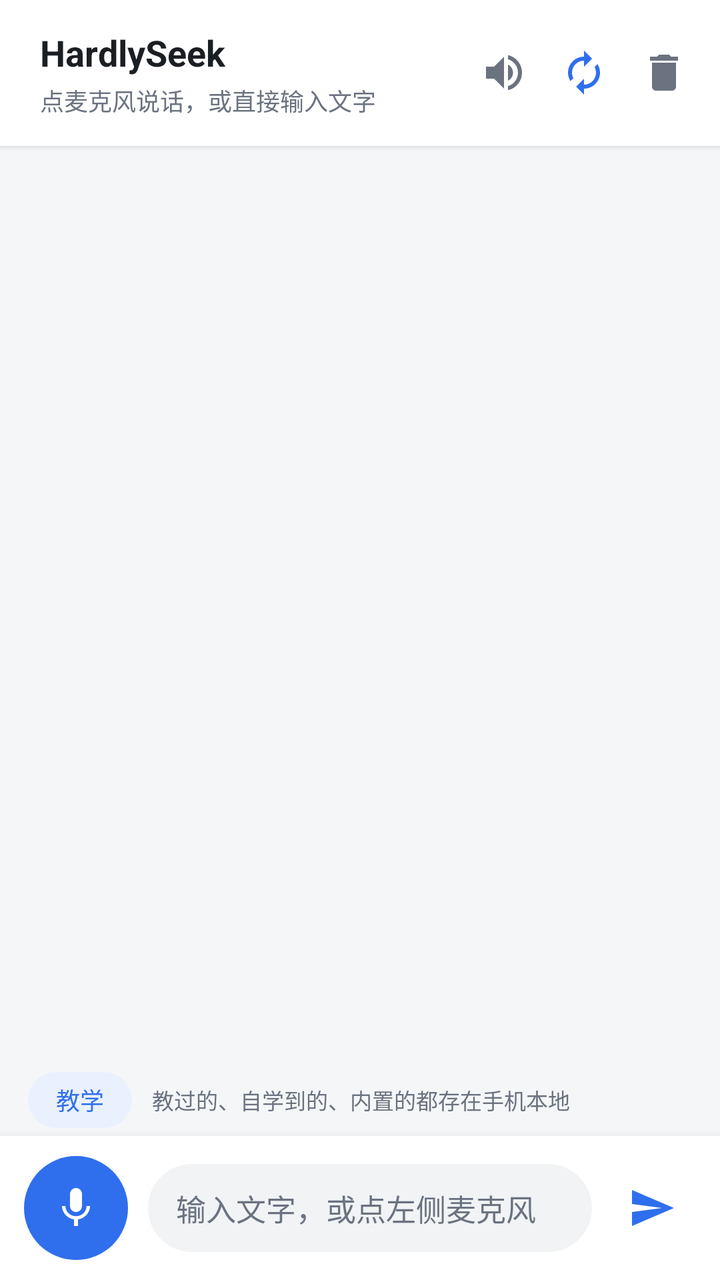
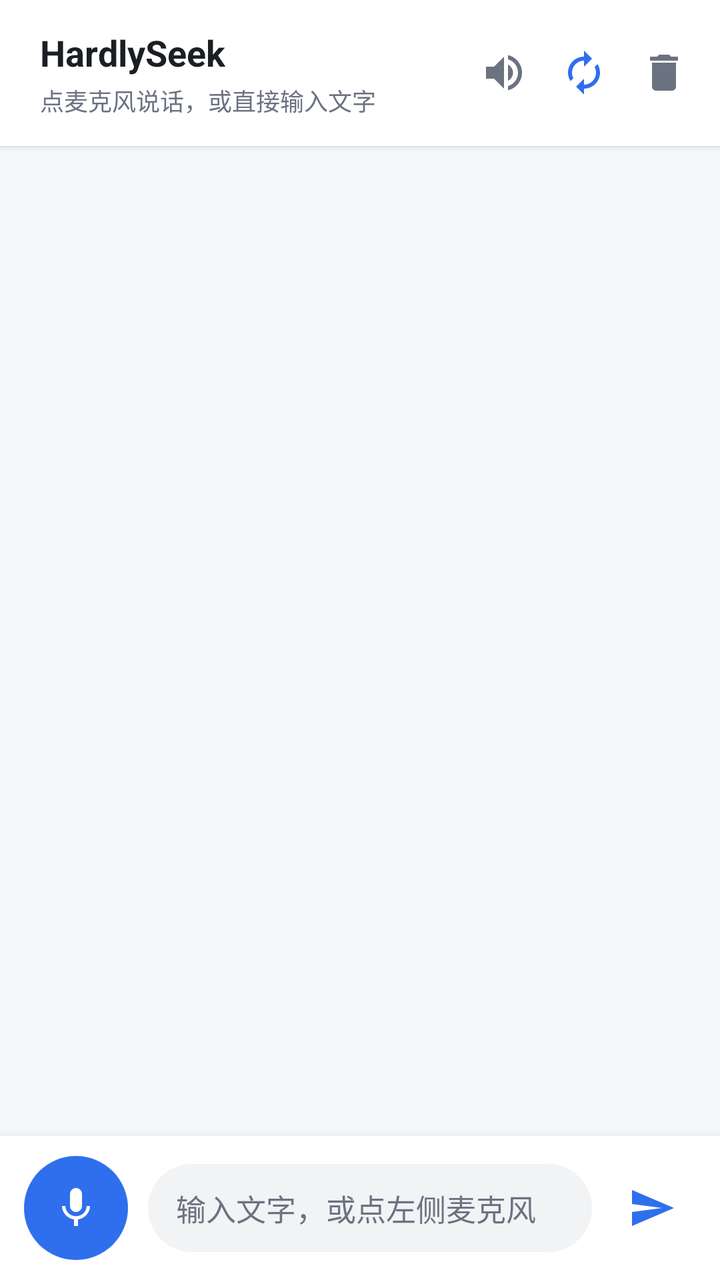

Screens rendered from an Android XML layout before and after an edit, with the pre-edit source and the edit as a unified diff.
<!-- AndroidManifest.xml: application theme Theme.VoiceAssistant -->
<!-- res/layout/chat_fragment.xml -->
<?xml version="1.0" encoding="utf-8"?>
<LinearLayout xmlns:android="http://schemas.android.com/apk/res/android"
    xmlns:app="http://schemas.android.com/apk/res-auto"
    android:id="@+id/chatRoot"
    android:layout_width="match_parent"
    android:layout_height="match_parent"
    android:background="@color/bg_app"
    android:orientation="vertical">

    
    <LinearLayout
        android:id="@+id/headerBar"
        android:layout_width="match_parent"
        android:layout_height="wrap_content"
        android:background="@color/surface"
        android:elevation="2dp"
        android:gravity="center_vertical"
        android:orientation="horizontal"
        android:paddingStart="20dp"
        android:paddingTop="14dp"
        android:paddingEnd="8dp"
        android:paddingBottom="14dp">

        <LinearLayout
            android:layout_width="0dp"
            android:layout_height="wrap_content"
            android:layout_weight="1"
            android:orientation="vertical">

            <TextView
                android:id="@+id/tvTitle"
                android:layout_width="wrap_content"
                android:layout_height="wrap_content"
                android:text="@string/app_name"
                android:textColor="@color/text_primary"
                android:textSize="18sp"
                android:textStyle="bold" />

            <TextView
                android:id="@+id/tvStatus"
                android:layout_width="match_parent"
                android:layout_height="wrap_content"
                android:layout_marginTop="3dp"
                android:ellipsize="end"
                android:maxLines="1"
                android:text="@string/status_idle"
                android:textColor="@color/text_secondary"
                android:textSize="12sp" />
        </LinearLayout>

        <ImageButton
            android:id="@+id/btnMute"
            android:layout_width="40dp"
            android:layout_height="40dp"
            android:background="?attr/selectableItemBackgroundBorderless"
            android:contentDescription="@string/desc_mute"
            android:padding="8dp"
            android:src="@drawable/ic_volume_on"
            app:tint="@color/text_secondary" />

        <ImageButton
            android:id="@+id/btnContinuous"
            android:layout_width="40dp"
            android:layout_height="40dp"
            android:background="?attr/selectableItemBackgroundBorderless"
            android:contentDescription="@string/desc_continuous_on"
            android:padding="8dp"
            android:src="@drawable/ic_repeat"
            app:tint="@color/brand_primary" />

        <ImageButton
            android:id="@+id/btnClear"
            android:layout_width="40dp"
            android:layout_height="40dp"
            android:background="?attr/selectableItemBackgroundBorderless"
            android:contentDescription="@string/desc_clear"
            android:padding="8dp"
            android:src="@drawable/ic_delete"
            app:tint="@color/text_secondary" />
    </LinearLayout>

    
    <androidx.recyclerview.widget.RecyclerView
        android:id="@+id/rvMessages"
        android:layout_width="match_parent"
        android:layout_height="0dp"
        android:layout_weight="1"
        android:clipToPadding="false"
        android:paddingStart="12dp"
        android:paddingTop="12dp"
        android:paddingEnd="12dp"
        android:paddingBottom="8dp"
        android:scrollbars="none" />

    
    <LinearLayout
        android:id="@+id/teachBar"
        android:layout_width="match_parent"
        android:layout_height="wrap_content"
        android:gravity="center_vertical"
        android:orientation="horizontal"
        android:paddingStart="14dp"
        android:paddingTop="2dp"
        android:paddingEnd="14dp"
        android:paddingBottom="4dp">

        <TextView
            android:id="@+id/btnTeach"
            android:layout_width="wrap_content"
            android:layout_height="28dp"
            android:background="@drawable/bg_chip"
            android:clickable="true"
            android:focusable="true"
            android:gravity="center"
            android:paddingStart="14dp"
            android:paddingEnd="14dp"
            android:text="@string/teach_action"
            android:textColor="@color/brand_primary"
            android:textSize="12sp" />

        <TextView
            android:id="@+id/tvTeachHint"
            android:layout_width="0dp"
            android:layout_height="wrap_content"
            android:layout_marginStart="10dp"
            android:layout_weight="1"
            android:ellipsize="end"
            android:maxLines="1"
            android:text="@string/features_memory_hint"
            android:textColor="@color/text_secondary"
            android:textSize="11sp" />
    </LinearLayout>

    
    <LinearLayout
        android:id="@+id/inputBar"
        android:layout_width="match_parent"
        android:layout_height="wrap_content"
        android:background="@color/surface"
        android:elevation="8dp"
        android:gravity="center_vertical"
        android:orientation="horizontal"
        android:paddingStart="12dp"
        android:paddingTop="10dp"
        android:paddingEnd="12dp"
        android:paddingBottom="10dp">

        <ImageButton
            android:id="@+id/btnMic"
            android:layout_width="52dp"
            android:layout_height="52dp"
            android:background="@drawable/bg_mic_button"
            android:contentDescription="@string/desc_mic"
            android:padding="14dp"
            android:src="@drawable/ic_mic"
            app:tint="@color/white" />

        <EditText
            android:id="@+id/etInput"
            android:layout_width="0dp"
            android:layout_height="44dp"
            android:layout_marginStart="10dp"
            android:layout_marginEnd="8dp"
            android:layout_weight="1"
            android:background="@drawable/bg_input"
            android:hint="@string/hint_input"
            android:importantForAutofill="no"
            android:inputType="textMultiLine|textCapSentences"
            android:maxLines="4"
            android:paddingStart="14dp"
            android:paddingEnd="14dp"
            android:textColor="@color/text_primary"
            android:textColorHint="@color/text_secondary"
            android:textSize="15sp" />

        <ImageButton
            android:id="@+id/btnSend"
            android:layout_width="44dp"
            android:layout_height="44dp"
            android:background="?attr/selectableItemBackgroundBorderless"
            android:contentDescription="@string/desc_send"
            android:padding="10dp"
            android:src="@drawable/ic_send"
            app:tint="@color/brand_primary" />
    </LinearLayout>

</LinearLayout>
<!-- resources referenced by this layout -->
<resources>
  <color name="bg_app">#F5F6F8</color>
  <color name="brand_primary">#2F6FED</color>
  <color name="surface">#FFFFFFFF</color>
  <color name="text_primary">#1B1F24</color>
  <color name="text_secondary">#6B7280</color>
  <color name="white">#FFFFFFFF</color>
  <!-- drawable bg_chip (drawable) -->
  <?xml version="1.0" encoding="utf-8"?>
  <shape xmlns:android="http://schemas.android.com/apk/res/android"
      android:shape="rectangle">
      <solid android:color="@color/chip_bg" />
      <corners android:radius="999dp" />
  </shape>
  <!-- drawable bg_input (drawable) -->
  <?xml version="1.0" encoding="utf-8"?>
  <shape xmlns:android="http://schemas.android.com/apk/res/android"
      android:shape="rectangle">
      <solid android:color="@color/input_bg" />
      <corners android:radius="22dp" />
  </shape>
  <!-- drawable bg_mic_button (drawable) -->
  <?xml version="1.0" encoding="utf-8"?>
  <ripple xmlns:android="http://schemas.android.com/apk/res/android"
      android:color="#33FFFFFF">
      <item>
          <shape android:shape="oval">
              <solid android:color="@color/brand_primary" />
          </shape>
      </item>
  </ripple>
  <!-- drawable ic_delete (drawable) -->
  <vector xmlns:android="http://schemas.android.com/apk/res/android"
      android:width="24dp"
      android:height="24dp"
      android:viewportWidth="24"
      android:viewportHeight="24"
      android:tint="?attr/colorControlNormal">
      <path
          android:fillColor="@android:color/white"
          android:pathData="M6,19c0,1.1 0.9,2 2,2h8c1.1,0 2,-0.9 2,-2V7H6v12zM19,4h-3.5l-1,-1h-5l-1,1H5v2h14V4z" />
  </vector>
  <!-- drawable ic_mic (drawable) -->
  <vector xmlns:android="http://schemas.android.com/apk/res/android"
      android:width="24dp"
      android:height="24dp"
      android:viewportWidth="24"
      android:viewportHeight="24"
      android:tint="?attr/colorControlNormal">
      <path
          android:fillColor="@android:color/white"
          android:pathData="M12,14c1.66,0 2.99,-1.34 2.99,-3L15,5c0,-1.66 -1.34,-3 -3,-3S9,3.34 9,5v6c0,1.66 1.34,3 3,3zM17.3,11c0,3 -2.54,5.1 -5.3,5.1S6.7,14 6.7,11L5,11c0,3.41 2.72,6.23 6,6.72L11,21h2v-3.28c3.28,-0.48 6,-3.3 6,-6.72h-1.7z" />
  </vector>
  <!-- drawable ic_send (drawable) -->
  <vector xmlns:android="http://schemas.android.com/apk/res/android"
      android:width="24dp"
      android:height="24dp"
      android:viewportWidth="24"
      android:viewportHeight="24"
      android:tint="?attr/colorControlNormal">
      <path
          android:fillColor="@android:color/white"
          android:pathData="M2.01,21L23,12 2.01,3 2,10l15,2 -15,2z" />
  </vector>
  <!-- drawable ic_volume_on (drawable) -->
  <vector xmlns:android="http://schemas.android.com/apk/res/android"
      android:width="24dp"
      android:height="24dp"
      android:viewportWidth="24"
      android:viewportHeight="24"
      android:tint="?attr/colorControlNormal">
      <path
          android:fillColor="@android:color/white"
          android:pathData="M3,9v6h4l5,5V4L7,9H3zM16.5,12c0,-1.77 -1.02,-3.29 -2.5,-4.03v8.05c1.48,-0.73 2.5,-2.25 2.5,-4.02zM14,3.23v2.06c2.89,0.86 5,3.54 5,6.71s-2.11,5.85 -5,6.71v2.06c4.01,-0.91 7,-4.49 7,-8.77s-2.99,-7.86 -7,-8.77z" />
  </vector>
  <string name="app_name">HardlySeek</string>
  <string name="desc_clear">清空对话</string>
  <string name="desc_continuous_on">连续对话：已开启</string>
  <string name="desc_mic">语音输入</string>
  <string name="desc_mute">语音播报开关</string>
  <string name="desc_send">发送</string>
  <string name="features_memory_hint">教过的、自学到的、内置的都存在手机本地</string>
  <string name="hint_input">输入文字，或点左侧麦克风</string>
  <string name="status_idle">点麦克风说话，或直接输入文字</string>
  <string name="teach_action">教学</string>
  <style name="Theme.VoiceAssistant" parent="Base.Theme.VoiceAssistant" />
  <color name="chip_bg">#EAF1FE</color>
  <color name="input_bg">#F1F3F5</color>
  <color name="brand_primary_dark">#1E4FBF</color>
  <!-- unchanged entries left out for length: 2 -->
</resources>

<!-- the commit's change to res/layout/chat_fragment.xml (unified diff, before → after) -->
@@ -94,45 +94,6 @@
 
     
     <LinearLayout
-        android:id="@+id/teachBar"
-        android:layout_width="match_parent"
-        android:layout_height="wrap_content"
-        android:gravity="center_vertical"
-        android:orientation="horizontal"
-        android:paddingStart="14dp"
-        android:paddingTop="2dp"
-        android:paddingEnd="14dp"
-        android:paddingBottom="4dp">
-
-        <TextView
-            android:id="@+id/btnTeach"
-            android:layout_width="wrap_content"
-            android:layout_height="28dp"
-            android:background="@drawable/bg_chip"
-            android:clickable="true"
-            android:focusable="true"
-            android:gravity="center"
-            android:paddingStart="14dp"
-            android:paddingEnd="14dp"
-            android:text="@string/teach_action"
-            android:textColor="@color/brand_primary"
-            android:textSize="12sp" />
-
-        <TextView
-            android:id="@+id/tvTeachHint"
-            android:layout_width="0dp"
-            android:layout_height="wrap_content"
-            android:layout_marginStart="10dp"
-            android:layout_weight="1"
-            android:ellipsize="end"
-            android:maxLines="1"
-            android:text="@string/features_memory_hint"
-            android:textColor="@color/text_secondary"
-            android:textSize="11sp" />
-    </LinearLayout>
-
-    
-    <LinearLayout
         android:id="@+id/inputBar"
         android:layout_width="match_parent"
         android:layout_height="wrap_content"
<!-- resource entries referenced after the edit -->
@@ -6,13 +6,6 @@
   <color name="text_primary">#1B1F24</color>
   <color name="text_secondary">#6B7280</color>
   <color name="white">#FFFFFFFF</color>
-  <!-- drawable bg_chip (drawable) -->
-  <?xml version="1.0" encoding="utf-8"?>
-  <shape xmlns:android="http://schemas.android.com/apk/res/android"
-      android:shape="rectangle">
-      <solid android:color="@color/chip_bg" />
-      <corners android:radius="999dp" />
-  </shape>
   <!-- drawable bg_input (drawable) -->
   <?xml version="1.0" encoding="utf-8"?>
   <shape xmlns:android="http://schemas.android.com/apk/res/android"
@@ -80,10 +73,8 @@
   <string name="desc_mic">语音输入</string>
   <string name="desc_mute">语音播报开关</string>
   <string name="desc_send">发送</string>
-  <string name="features_memory_hint">教过的、自学到的、内置的都存在手机本地</string>
   <string name="hint_input">输入文字，或点左侧麦克风</string>
   <string name="status_idle">点麦克风说话，或直接输入文字</string>
-  <string name="teach_action">教学</string>
   <style name="Theme.VoiceAssistant" parent="Base.Theme.VoiceAssistant" />
   <color name="chip_bg">#EAF1FE</color>
   <color name="input_bg">#F1F3F5</color>
